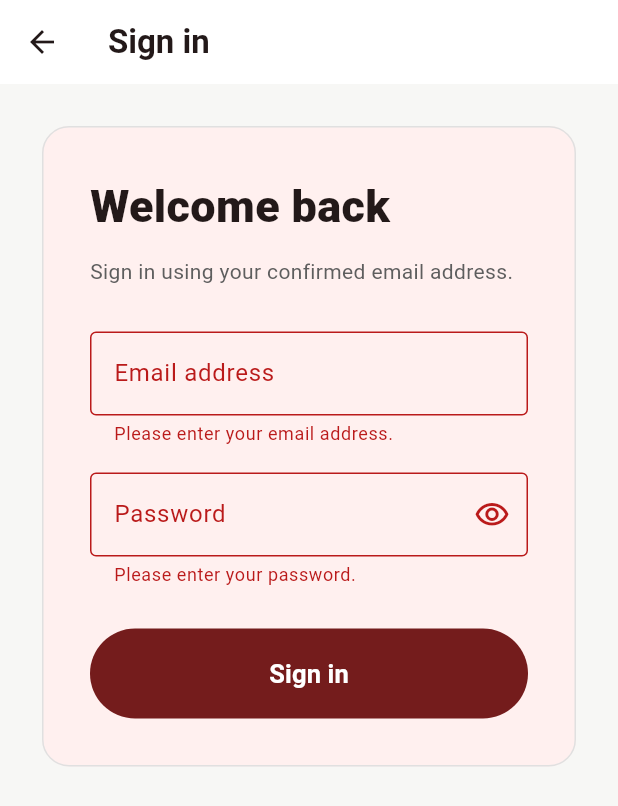
After one commit to zaroproduction1-droid/meat-marketplace, a Flutter app: the SignInPage screen opened directly, after a tap on "Sign in", on a phone screen of 412 x 824 dp. The commit adds this screen. Shown: the top 806 px of the screen. Run offline on Flutter 3.47's test engine with Material 3 defaults, Android fonts, the phone set to English and light mode, and no system bars; our stand-ins replace flutter_dotenv, supabase_flutter; accounts and stored records are empty; Roboto replaces fonts that are missing (Arial).

Commit message:
Add business registration and sign in flow

```diff
--- /dev/null
+++ b/lib/features/authentication/presentation/sign_in_page.dart
@@ -0,0 +1,231 @@
+import 'package:flutter/material.dart';
+import 'package:supabase_flutter/supabase_flutter.dart';
+
+import 'business_details_page.dart';
+import 'registration_type_page.dart';
+
+class SignInPage extends StatefulWidget {
+  const SignInPage({super.key, this.businessType});
+
+  final BusinessType? businessType;
+
+  @override
+  State<SignInPage> createState() => _SignInPageState();
+}
+
+class _SignInPageState extends State<SignInPage> {
+  final _formKey = GlobalKey<FormState>();
+
+  final _emailController = TextEditingController();
+  final _passwordController = TextEditingController();
+
+  bool _hidePassword = true;
+  bool _isLoading = false;
+
+  @override
+  void dispose() {
+    _emailController.dispose();
+    _passwordController.dispose();
+    super.dispose();
+  }
+
+  String? _validateEmail(String? value) {
+    final email = value?.trim() ?? '';
+
+    if (email.isEmpty) {
+      return 'Please enter your email address.';
+    }
+
+    if (!RegExp(r'^[^@\s]+@[^@\s]+\.[^@\s]+$').hasMatch(email)) {
+      return 'Please enter a valid email address.';
+    }
+
+    return null;
+  }
+
+  String? _validatePassword(String? value) {
+    if (value == null || value.isEmpty) {
+      return 'Please enter your password.';
+    }
+
+    return null;
+  }
+
+  Future<void> _signIn() async {
+    FocusScope.of(context).unfocus();
+
+    if (!_formKey.currentState!.validate()) {
+      return;
+    }
+
+    setState(() {
+      _isLoading = true;
+    });
+
+    try {
+      await Supabase.instance.client.auth.signInWithPassword(
+        email: _emailController.text.trim(),
+        password: _passwordController.text,
+      );
+
+      if (!mounted) {
+        return;
+      }
+
+      if (widget.businessType != null) {
+        Navigator.of(context).pushReplacement(
+          MaterialPageRoute(
+            builder: (context) =>
+                BusinessDetailsPage(businessType: widget.businessType!),
+          ),
+        );
+
+        return;
+      }
+
+      ScaffoldMessenger.of(
+        context,
+      ).showSnackBar(const SnackBar(content: Text('Signed in successfully.')));
+
+      Navigator.of(context).popUntil((route) => route.isFirst);
+    } on AuthException catch (error) {
+      if (!mounted) {
+        return;
+      }
+
+      ScaffoldMessenger.of(
+        context,
+      ).showSnackBar(SnackBar(content: Text(error.message)));
+    } catch (_) {
+      if (!mounted) {
+        return;
+      }
+
+      ScaffoldMessenger.of(context).showSnackBar(
+        const SnackBar(content: Text('Something went wrong while signing in.')),
+      );
+    } finally {
+      if (mounted) {
+        setState(() {
+          _isLoading = false;
+        });
+      }
+    }
+  }
+
+  @override
+  Widget build(BuildContext context) {
+    const darkRed = Color(0xFF741C1C);
+
+    return Scaffold(
+      backgroundColor: const Color(0xFFF7F7F5),
+      appBar: AppBar(
+        backgroundColor: Colors.white,
+        surfaceTintColor: Colors.white,
+        title: const Text(
+          'Sign in',
+          style: TextStyle(fontWeight: FontWeight.w700),
+        ),
+      ),
+      body: SingleChildScrollView(
+        padding: const EdgeInsets.all(24),
+        child: Center(
+          child: ConstrainedBox(
+            constraints: const BoxConstraints(maxWidth: 520),
+            child: Card(
+              elevation: 0,
+              shape: RoundedRectangleBorder(
+                side: const BorderSide(color: Color(0xFFE0E0E0)),
+                borderRadius: BorderRadius.circular(18),
+              ),
+              child: Padding(
+                padding: const EdgeInsets.all(32),
+                child: Form(
+                  key: _formKey,
+                  child: Column(
+                    crossAxisAlignment: CrossAxisAlignment.stretch,
+                    children: [
+                      const Text(
+                        'Welcome back',
+                        style: TextStyle(
+                          fontSize: 30,
+                          fontWeight: FontWeight.w800,
+                        ),
+                      ),
+                      const SizedBox(height: 12),
+                      const Text(
+                        'Sign in using your confirmed email address.',
+                        style: TextStyle(color: Color(0xFF5E5E5E)),
+                      ),
+                      const SizedBox(height: 30),
+                      TextFormField(
+                        controller: _emailController,
+                        keyboardType: TextInputType.emailAddress,
+                        textInputAction: TextInputAction.next,
+                        decoration: const InputDecoration(
+                          labelText: 'Email address',
+                          border: OutlineInputBorder(),
+                        ),
+                        validator: _validateEmail,
+                      ),
+                      const SizedBox(height: 18),
+                      TextFormField(
+                        controller: _passwordController,
+                        obscureText: _hidePassword,
+                        textInputAction: TextInputAction.done,
+                        decoration: InputDecoration(
+                          labelText: 'Password',
+                          border: const OutlineInputBorder(),
+                          suffixIcon: IconButton(
+                            onPressed: () {
+                              setState(() {
+                                _hidePassword = !_hidePassword;
+                              });
+                            },
+                            icon: Icon(
+                              _hidePassword
+                                  ? Icons.visibility_outlined
+                                  : Icons.visibility_off_outlined,
+                            ),
+                          ),
+                        ),
+                        validator: _validatePassword,
+                        onFieldSubmitted: (_) {
+                          _signIn();
+                        },
+                      ),
+                      const SizedBox(height: 28),
+                      FilledButton(
+                        onPressed: _isLoading ? null : _signIn,
+                        style: FilledButton.styleFrom(
+                          backgroundColor: darkRed,
+                          padding: const EdgeInsets.symmetric(vertical: 18),
+                        ),
+                        child: _isLoading
+                            ? const SizedBox(
+                                width: 22,
+                                height: 22,
+                                child: CircularProgressIndicator(
+                                  strokeWidth: 2.5,
+                                  color: Colors.white,
+                                ),
+                              )
+                            : const Text(
+                                'Sign in',
+                                style: TextStyle(
+                                  fontSize: 17,
+                                  fontWeight: FontWeight.w700,
+                                ),
+                              ),
+                      ),
+                    ],
+                  ),
+                ),
+              ),
+            ),
+          ),
+        ),
+      ),
+    );
+  }
+}
--- a/lib/main.dart
+++ b/lib/main.dart
@@ -1,7 +1,7 @@
 import 'package:flutter/material.dart';
 import 'package:flutter_dotenv/flutter_dotenv.dart';
 import 'package:supabase_flutter/supabase_flutter.dart';
-
+import 'features/authentication/presentation/sign_in_page.dart';
 import 'features/authentication/presentation/registration_type_page.dart';
 
 Future<void> main() async {
@@ -180,7 +180,9 @@ class _SignInButton extends StatelessWidget {
   Widget build(BuildContext context) {
     return OutlinedButton(
       onPressed: () {
-        _showComingSoon(context, 'Sign in');
+        Navigator.of(
+          context,
+        ).push(MaterialPageRoute(builder: (context) => const SignInPage()));
       },
       child: const Text('Sign In'),
     );
```
Also changed, not shown: lib/features/authentication/presentation/account_details_page.dart (+102 -9 lines), lib/features/authentication/presentation/business_details_page.dart (added, +374 -0 lines).
